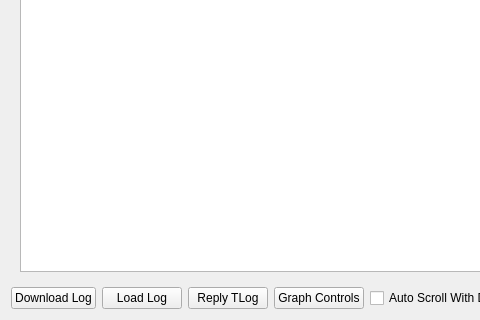
This is src/ui/AP2DataPlot2D.ui in ArduPilot/apm_planner as Qt 5 draws it before an edit; both pictures show x 0 to 480 and y 225 to 545 of the 1007 by 545 pixel window. The edited form follows.
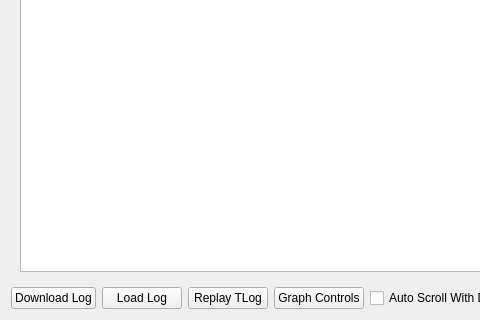
This is the edited form.

Commit message: Renamed a typo in TLogReplayLink, and changed so it now hides the connect button when replaying a log

Patch:
```diff
--- a/src/ui/AP2DataPlot2D.ui
+++ b/src/ui/AP2DataPlot2D.ui
@@ -123,7 +123,7 @@
        <item>
         <widget class="QPushButton" name="loadTLogButton">
          <property name="text">
-          <string>Reply TLog</string>
+          <string>Replay TLog</string>
          </property>
         </widget>
        </item>
```
The commit also changes 6 other files.
